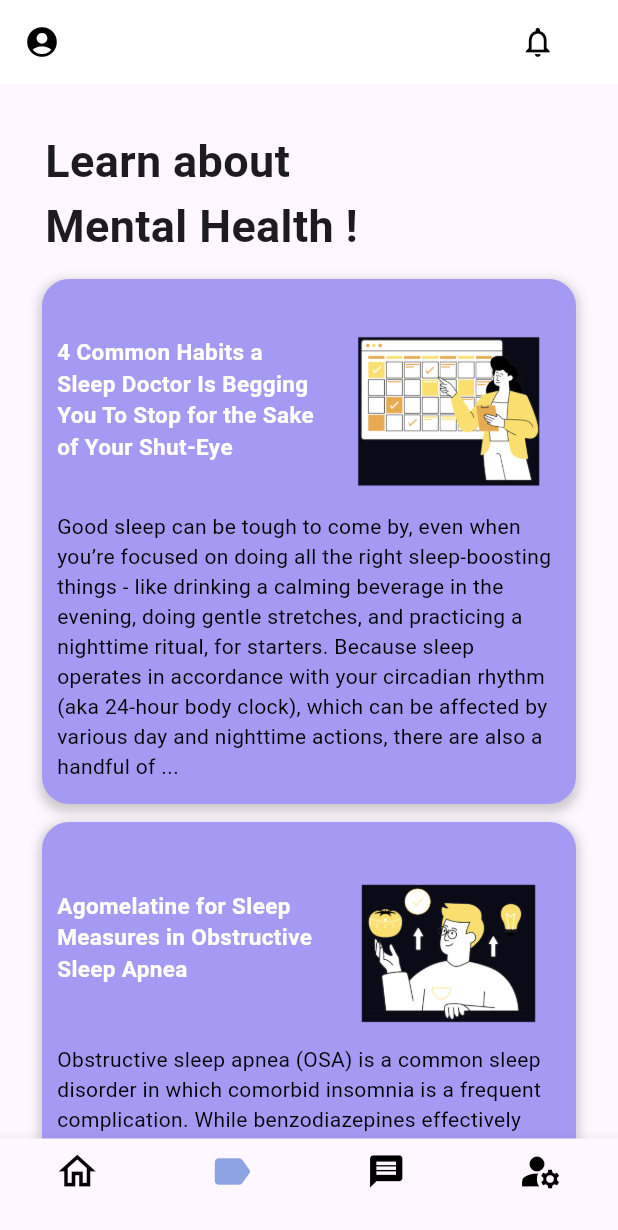
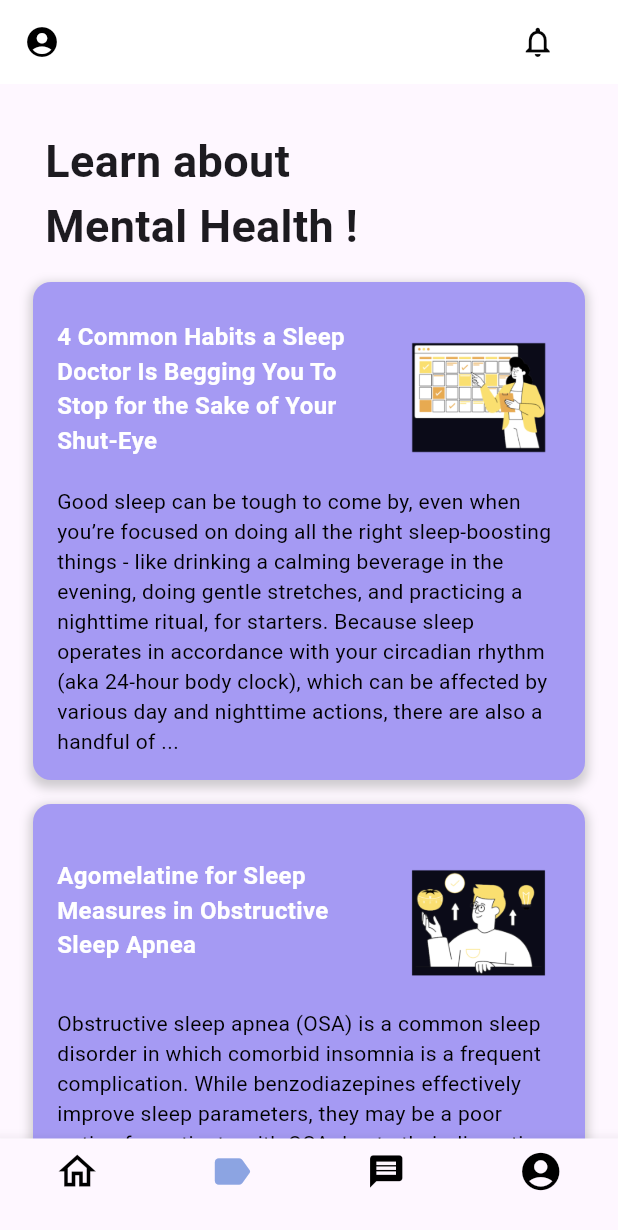
Before and after one commit to Charan0313/balencebeats, a Flutter app: the screen it shows after launch, item 2 of the bottom bar chosen, on a phone screen of 412 x 824 dp. Shown: the top 1230 px of the screen. Run offline on Flutter 3.47's test engine with Material 3 defaults, Android fonts, the phone set to English and light mode, and no system bars; our stand-ins replace get.

Commit message:
updated ui in home page and added circular avatar in profile page

```diff
--- a/lib/Screens/home_screen.dart
+++ b/lib/Screens/home_screen.dart
@@ -64,7 +64,8 @@ class _HomePageState extends State<HomePage> {
           BottomNavigationBarItem(
             icon: Icon(
               size: 30,
-              Icons.manage_accounts,
+              // Icons.manage_accounts,
+              Icons.account_circle,
               color: myIndex == 3
                   ? Color.fromARGB(255, 140, 164, 226)
                   : Colors.black,
--- a/lib/home/pages/home_page.dart
+++ b/lib/home/pages/home_page.dart
@@ -34,6 +34,7 @@ class _HomepageState extends State<Homepage> {
               username: 'charan',
             ))
           },
+          child: const Icon(Icons.account_circle),
         ),
       ),
       body: const SingleChildScrollView(
--- a/lib/learn/components/customcontainer.dart
+++ b/lib/learn/components/customcontainer.dart
@@ -16,13 +16,13 @@ class CustomComponent extends StatelessWidget {
   @override
   Widget build(BuildContext context) {
     return Padding(
-      padding: const EdgeInsets.all(6.0),
+      padding: const EdgeInsets.symmetric(vertical: 8.0),
       child: GestureDetector(
         onTap: onTap,
         child: Container(
-          padding: const EdgeInsets.symmetric(horizontal: 10,vertical: 5),
+          padding: const EdgeInsets.all(16),
           decoration: BoxDecoration(
-            borderRadius: BorderRadius.circular(18),
+            borderRadius: BorderRadius.circular(12),
             color: const Color.fromARGB(255, 165, 154, 243),
             boxShadow: [
               BoxShadow(
@@ -37,27 +37,31 @@ class CustomComponent extends StatelessWidget {
             crossAxisAlignment: CrossAxisAlignment.start,
             children: [
               Row(
+                crossAxisAlignment: CrossAxisAlignment.center,
                 children: [
                   Expanded(
                     child: Text(
                       firstText,
                       style: const TextStyle(
-                        fontSize: 15,
+                        fontSize: 16,
                         color: Colors.white,
                         fontWeight: FontWeight.bold,
                       ),
                     ),
                   ),
                   const SizedBox(width: 10),
-                  SizedBox(
-                    width: 150,
-                    child: ClipRRect(
-                      borderRadius: BorderRadius.circular(20),
-                      child: Image(image: image, fit: BoxFit.cover),
+                  ClipRRect(
+                    borderRadius: BorderRadius.circular(12),
+                    child: Image(
+                      image: image,
+                      width: 110,
+                      height: 110,
+                      fit: BoxFit.cover,
                     ),
                   ),
                 ],
               ),
+              const SizedBox(height: 10),
               Text(
                 secondText,
                 style: const TextStyle(
@@ -65,7 +69,6 @@ class CustomComponent extends StatelessWidget {
                   color: Colors.black,
                 ),
               ),
-              const SizedBox(height:  10),
             ],
           ),
         ),
--- a/lib/main.dart
+++ b/lib/main.dart
@@ -1,4 +1,3 @@
-import 'package:balencebeats/Screens/LandingPage.dart';
 import 'package:balencebeats/Screens/home_screen.dart';
 import 'package:flutter/material.dart';
 import 'package:get/get_navigation/src/root/get_material_app.dart';
@@ -20,8 +19,7 @@ class _MyAppState extends State<MyApp> {
     return GetMaterialApp(
       debugShowCheckedModeBanner: false,
       theme: ThemeData(primaryColor: Color(0xFF2C2C2E)),
-      home: HomePage(username: 'Chasu',),
-      // home: Learnpage(),
+      home: HomePage(username: 'charan',),
     );
   }
 }
```
Also changed, not shown: lib/profile/pages/ProfilePage.dart (+15 -10 lines).
